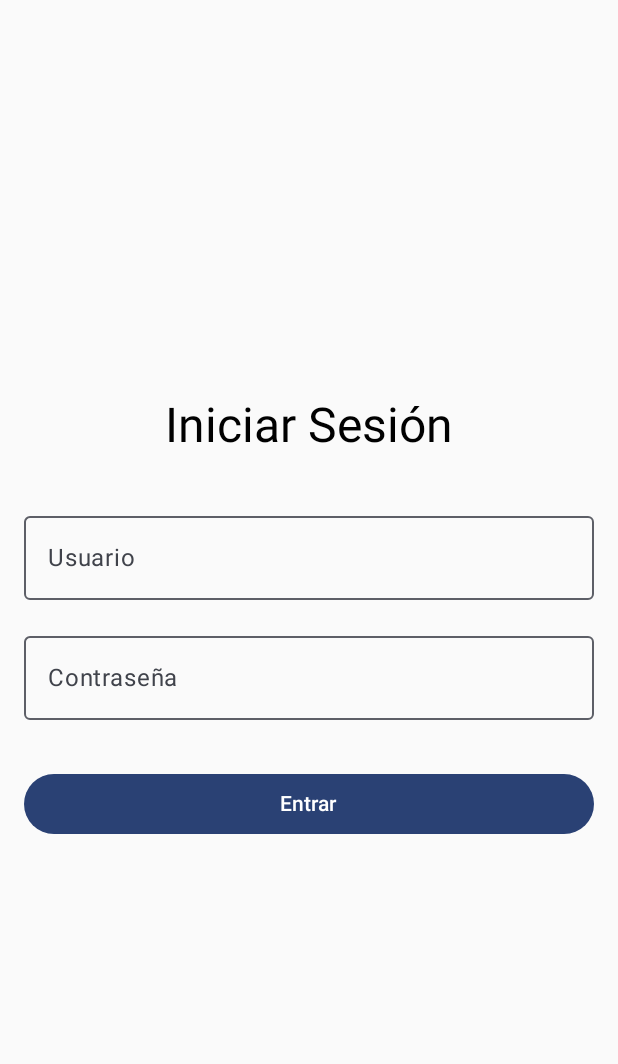
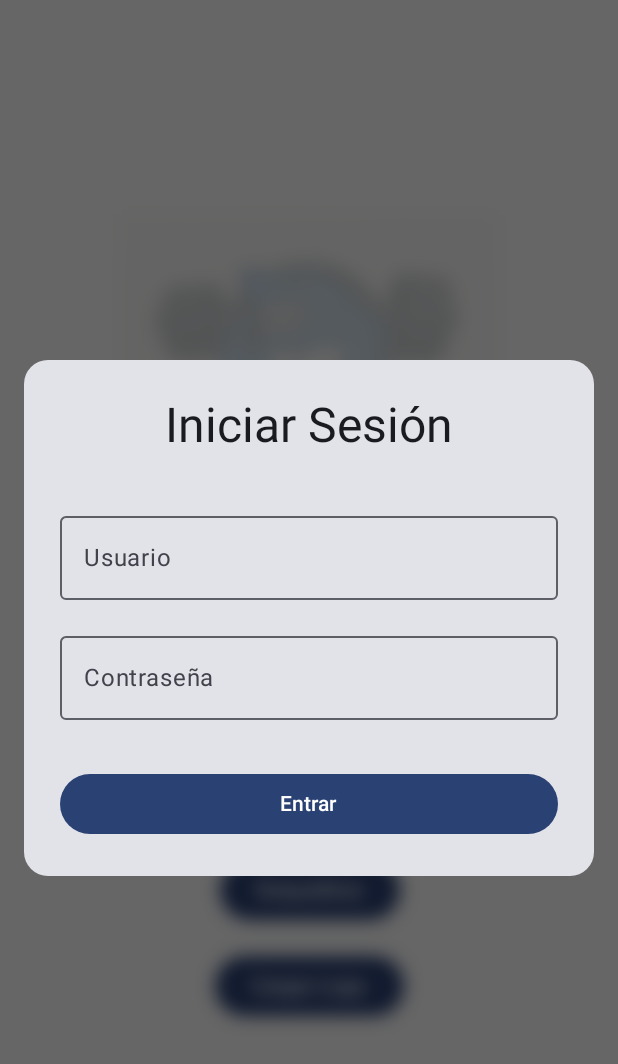
Before and after one commit to oregano24k/calorias, an Android app built with Jetpack Compose: the screen it shows after launch (MainActivity), on a phone screen of 412 x 824 dp. Shown: the top 1064 px of the screen. Run offline under Robolectric (Android 15) with nearby library versions, the phone set to English and light mode, and no system bars.

Commit message:
nueva modificacion

```diff
--- a/app/src/main/java/com/example/calorias/LoginScreen.kt
+++ b/app/src/main/java/com/example/calorias/LoginScreen.kt
@@ -2,19 +2,17 @@ package com.example.calorias
 
 import android.widget.Toast
 import androidx.compose.foundation.layout.*
-import androidx.compose.material3.*
-import androidx.compose.runtime.*
-// --- LÍNEAS CORREGIDAS ---
+import androidx.compose.material3.*import androidx.compose.runtime.*
 import androidx.compose.runtime.getValue
 import androidx.compose.runtime.setValue
-// -------------------------
 import androidx.compose.ui.Alignment
 import androidx.compose.ui.Modifier
 import androidx.compose.ui.platform.LocalContext
 import androidx.compose.ui.text.input.PasswordVisualTransformation
 import androidx.compose.ui.unit.dp
+import androidx.compose.ui.window.Dialog
 
-// --- Lista de usuarios ---
+// Lista de usuarios (no cambia)
 val usuariosRegistrados = mapOf(
     "admin" to "1234",
     "user1" to "qwerty",
@@ -23,24 +21,32 @@ val usuariosRegistrados = mapOf(
 )
 
 @Composable
-fun LoginScreen(
-    onLoginSuccess: () -> Unit
+fun LoginDialog(
+    onLoginSuccess: () -> Unit // Función que se llama cuando el login es exitoso
 ) {
     var username by remember { mutableStateOf("") }
     var password by remember { mutableStateOf("") }
     val context = LocalContext.current
 
+    // Usamos Dialog para crear la ventana flotante.
+    // onDismissRequest = {} significa que el diálogo no se puede cerrar pulsando fuera.
+    Dialog(onDismissRequest = { /* No permitir cerrar el diálogo */ }) {
+        // Card le da el fondo blanco y la sombra al diálogo.
+        Card(
+            modifier = Modifier
+                .fillMaxWidth()
+                .padding(16.dp),
+            shape = MaterialTheme.shapes.large,
+        ) {
             Column(
                 modifier = Modifier
-            .fillMaxSize()
-            .padding(16.dp),
+                    .padding(all = 24.dp), // Aumentamos el padding interno
                 verticalArrangement = Arrangement.Center,
                 horizontalAlignment = Alignment.CenterHorizontally
             ) {
                 Text("Iniciar Sesión", style = MaterialTheme.typography.headlineLarge)
                 Spacer(modifier = Modifier.height(32.dp))
 
-        // Campo de texto para el usuario
                 OutlinedTextField(
                     value = username,
                     onValueChange = { username = it },
@@ -50,7 +56,6 @@ fun LoginScreen(
                 )
                 Spacer(modifier = Modifier.height(16.dp))
 
-        // Campo de texto para la contraseña
                 OutlinedTextField(
                     value = password,
                     onValueChange = { password = it },
@@ -61,13 +66,12 @@ fun LoginScreen(
                 )
                 Spacer(modifier = Modifier.height(32.dp))
 
-        // Botón de Login con la lógica de validación
                 Button(
                     onClick = {
                         val contraseñaGuardada = usuariosRegistrados[username]
                         if (contraseñaGuardada != null && contraseñaGuardada == password) {
                             Toast.makeText(context, "¡Bienvenido!", Toast.LENGTH_SHORT).show()
-                    onLoginSuccess()
+                            onLoginSuccess() // Llamamos a la función para cerrar el diálogo
                         } else {
                             Toast.makeText(context, "Usuario o contraseña incorrectos", Toast.LENGTH_SHORT).show()
                         }
@@ -78,3 +82,5 @@ fun LoginScreen(
                 }
             }
         }
+    }
+}
--- a/app/src/main/java/com/example/calorias/MainActivity.kt
+++ b/app/src/main/java/com/example/calorias/MainActivity.kt
@@ -6,6 +6,7 @@ import android.os.Bundle
 import android.widget.Toast
 import androidx.activity.ComponentActivity
 import androidx.activity.compose.setContent
+// --- SECCIÓN DE IMPORTS LIMPIADA ---
 import androidx.compose.foundation.Image
 import androidx.compose.foundation.background
 import androidx.compose.foundation.layout.*
@@ -28,75 +29,59 @@ import androidx.compose.ui.res.painterResource
 import androidx.compose.ui.tooling.preview.Preview
 import androidx.compose.ui.unit.dp
 import androidx.core.net.toUri
-import androidx.navigation.NavController
-import androidx.navigation.compose.NavHost
-import androidx.navigation.compose.composable
-import androidx.navigation.compose.rememberNavController
 import coil.compose.AsyncImage
 import com.example.calorias.ui.theme.CaloriasTheme
-
-// --- Definimos las rutas para la navegación ---
-object AppRoutes {
-    const val LOGIN_SCREEN = "login"
-    const val MAIN_SCREEN = "main"
-}
+// ---------------------------------
 
 class MainActivity : ComponentActivity() {
     override fun onCreate(savedInstanceState: Bundle?) {
         super.onCreate(savedInstanceState)
         setContent {
             CaloriasTheme {
-                // Función principal que controla la navegación
-                AppNavigation()
+                // Llamamos directamente a la nueva pantalla de la aplicación
+                AppScreen()
             }
         }
     }
 }
 
 @Composable
-fun AppNavigation() {
-    // 1. Creamos el controlador de navegación
-    val navController = rememberNavController()
+fun AppScreen() {
+    // 1. Estado para saber si el usuario ha iniciado sesión.
+    var isLoggedIn by remember { mutableStateOf(false) }
 
-    // 2. NavHost es el contenedor que mostrará la pantalla actual
-    NavHost(
-        navController = navController,
-        startDestination = AppRoutes.LOGIN_SCREEN // La primera pantalla será el login
-    ) {
-        // 3. Definimos cada pantalla
-        composable(AppRoutes.LOGIN_SCREEN) {
-            LoginScreen(
-                // AJUSTE: Cambiamos onLoginClick por onLoginSuccess para que coincida
+    // 2. El Box permite superponer elementos (el diálogo sobre la pantalla principal).
+    Box(modifier = Modifier.fillMaxSize()) {
+        // 3. Mostramos la pantalla principal, desenfocada si el usuario no ha iniciado sesión.
+        MainScreen(
+            // Aplicamos un desenfoque si el diálogo está visible.
+            modifier = Modifier.blur(radius = if (isLoggedIn) 0.dp else 10.dp)
+        )
+
+        // 4. Si el usuario NO ha iniciado sesión, mostramos el diálogo flotante.
+        if (!isLoggedIn) {
+            LoginDialog(
                 onLoginSuccess = {
-                    // Acción para navegar a la pantalla principal
-                    navController.navigate(AppRoutes.MAIN_SCREEN)
+                    isLoggedIn = true // Cuando el login es exitoso, actualizamos el estado.
                 }
             )
-        }
-
-        composable(AppRoutes.MAIN_SCREEN) {
-            // Pasamos el navController a MainScreen para poder volver atrás
-            MainScreen(navController = navController)
         }
     }
 }
 
-
-// --- MainScreen ahora recibe un NavController ---
 @Composable
-fun MainScreen(navController: NavController, modifier: Modifier = Modifier) {
+fun MainScreen(modifier: Modifier = Modifier) { // Ya no necesita el NavController
     val context = LocalContext.current
     var imageUri by remember { mutableStateOf<Uri?>(null) }
 
     Box(
-        modifier = modifier
+        modifier = modifier // Usamos el modifier que nos pasan para aplicar el desenfoque
             .fillMaxSize()
             .background(Color.White)
             .padding(16.dp),
         contentAlignment = Alignment.Center
     ) {
         if (imageUri == null) {
-            // --- PANTALLA INICIAL ---
             Column(
                 verticalArrangement = Arrangement.Center,
                 horizontalAlignment = Alignment.CenterHorizontally
@@ -106,20 +91,15 @@ fun MainScreen(navController: NavController, modifier: Modifier = Modifier) {
                     contentDescription = "Logo de fondo",
                     modifier = Modifier
                         .size(250.dp)
-                        .blur(radius = 1.dp)
                         .alpha(0.2f)
                 )
-
                 Spacer(modifier = Modifier.height(24.dp))
-
                 Text(
                     text = "Version 1.0",
                     style = MaterialTheme.typography.headlineLarge,
                     color = Color.Black
                 )
-
                 Spacer(modifier = Modifier.height(48.dp))
-
                 Button(onClick = { Toast.makeText(context, "Hola", Toast.LENGTH_SHORT).show() }) {
                     Text("Saludar")
                 }
@@ -128,18 +108,14 @@ fun MainScreen(navController: NavController, modifier: Modifier = Modifier) {
                     Text("Despedirse")
                 }
                 Spacer(modifier = Modifier.height(16.dp))
-
                 Button(onClick = {
                     val resourceId = R.drawable.logo
                     imageUri = "${ContentResolver.SCHEME_ANDROID_RESOURCE}://${context.packageName}/$resourceId".toUri()
                 }) {
                     Text("Cargar Logo")
                 }
-
-                // El botón de "Cerrar Sesión" y su Spacer han sido eliminados de aquí.
             }
         } else {
-            // --- PANTALLA DE VISUALIZACIÓN DE IMAGEN ---
             Column(
                 verticalArrangement = Arrangement.Center,
                 horizontalAlignment = Alignment.CenterHorizontally
@@ -161,13 +137,11 @@ fun MainScreen(navController: NavController, modifier: Modifier = Modifier) {
     }
 }
 
-// El Preview sigue funcionando para MainScreen, pero sin navegación
 @Preview(showBackground = true)
 @Composable
-fun MainScreenPreview() {
+fun AppScreenPreview() {
     CaloriasTheme {
-        // Como el preview no tiene un NavController real, lo creamos de forma simple
-        val navController = rememberNavController()
-        MainScreen(navController)
+        // En el preview, simulamos que el usuario no ha iniciado sesión.
+        AppScreen()
     }
 }
```
Lines whose indentation alone changed are shown as unchanged.
